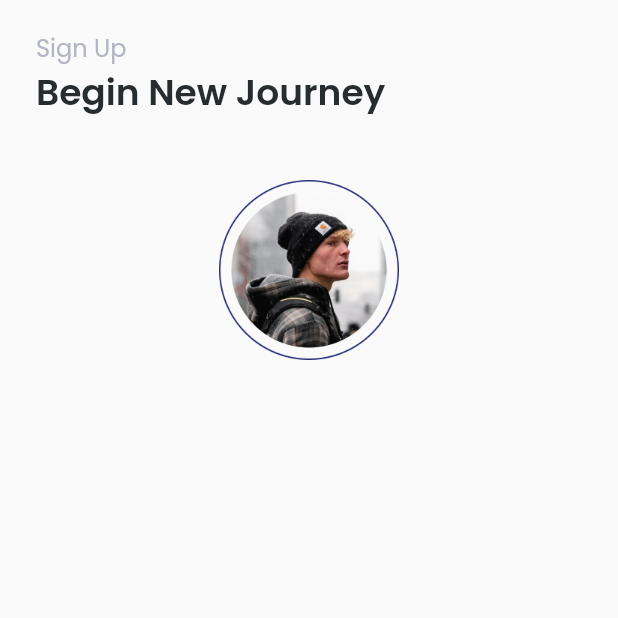
After one commit to perymerdeka/future-jobs, a Flutter app: the SignUpScreen screen opened by its route, on a phone screen of 412 x 824 dp, the top half of it. The commit adds this screen. Run offline on Flutter 3.47's test engine with Material 2 defaults, Android fonts, the phone set to English and light mode, and no system bars; our stand-ins replace email_validator, google_fonts.

Commit message:
Done Add Image in Sign Up Screen

```diff
--- a/lib/main.dart
+++ b/lib/main.dart
@@ -1,6 +1,7 @@
 import 'package:flutter/material.dart';
 import 'package:future_jobs/pages/login_page.dart';
 import 'package:future_jobs/pages/onboarding_screen.dart';
+import 'package:future_jobs/pages/sign_up_screen.dart';
 import 'package:future_jobs/pages/splash_screen.dart';
 
 void main() {
@@ -18,6 +19,7 @@ class MyApp extends StatelessWidget {
         SplashScreenPage.routeName: (context) => const SplashScreenPage(),
         OnBoardingScreen.routeName: (context) => const OnBoardingScreen(),
         LoginPageScreen.routeName: (context) => const LoginPageScreen(),
+        SignUpScreen.routeName: (context) => const SignUpScreen(),
       },
     );
   }
--- a/lib/pages/login_page.dart
+++ b/lib/pages/login_page.dart
@@ -1,5 +1,6 @@
 import 'package:email_validator/email_validator.dart';
 import 'package:flutter/material.dart';
+import 'package:future_jobs/pages/sign_up_screen.dart';
 import 'package:future_jobs/theme/login_theme.dart';
 
 class LoginPageScreen extends StatefulWidget {
@@ -105,7 +106,8 @@ class _LoginPageScreenState extends State<LoginPageScreen> {
                           borderRadius: BorderRadius.circular(100),
                         ),
                         focusedBorder: OutlineInputBorder(
-                          borderSide: const BorderSide(color: Color(0xff4141A4)),
+                          borderSide:
+                              const BorderSide(color: Color(0xff4141A4)),
                           borderRadius: BorderRadius.circular(100),
                         )),
                   )
@@ -132,9 +134,14 @@ class _LoginPageScreenState extends State<LoginPageScreen> {
               Padding(
                 padding: const EdgeInsets.only(top: 20, bottom: 80),
                 child: Center(
-                    child: Text(
-                  'Create New Account',
-                  style: signTextStyle,
+                  child: InkWell(
+                  onTap: () {
+                    Navigator.of(context).pushNamed(SignUpScreen.routeName);
+                  },
+                  child: Text(
+                    'Create New Account',
+                    style: signTextStyle,
+                  ),
                 )),
               )
             ],
--- /dev/null
+++ b/lib/pages/sign_up_screen.dart
@@ -0,0 +1,40 @@
+import 'package:flutter/material.dart';
+import 'package:future_jobs/theme/login_theme.dart';
+
+class SignUpScreen extends StatefulWidget {
+  const SignUpScreen({Key? key}) : super(key: key);
+  static const routeName = '/signup';
+
+  @override
+  State<SignUpScreen> createState() => _SignUpScreenState();
+}
+
+class _SignUpScreenState extends State<SignUpScreen> {
+  @override
+  Widget build(BuildContext context) {
+    return Scaffold(
+      body: Padding(
+        padding: const EdgeInsets.only(top: 20, left: 24, right: 24),
+        child: Column(
+          crossAxisAlignment: CrossAxisAlignment.start,
+          children: [
+            Text('Sign Up', style: titleTextStyle,),
+            Text('Begin New Journey', style: subtitleTextStyle,),
+             const SizedBox(
+                height: 40,
+              ),
+              Center(
+                child: Column(children: [
+                  Image.asset(
+                    'assets/icons/user_pic.png',
+                    width: 120,
+                    height: 120,
+                  )
+                ]),
+              ),
+          ],
+        ),
+      ),
+    );
+  }
+}
```
Also changed, not shown: assets/icons/user_pic.png (added).
